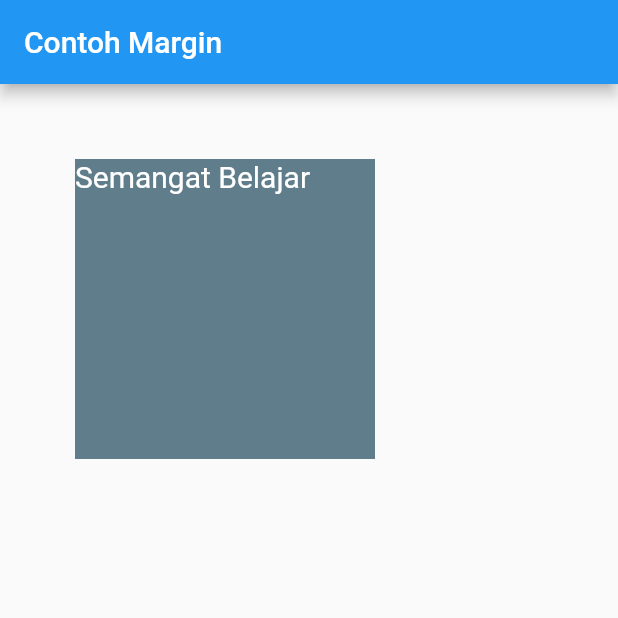
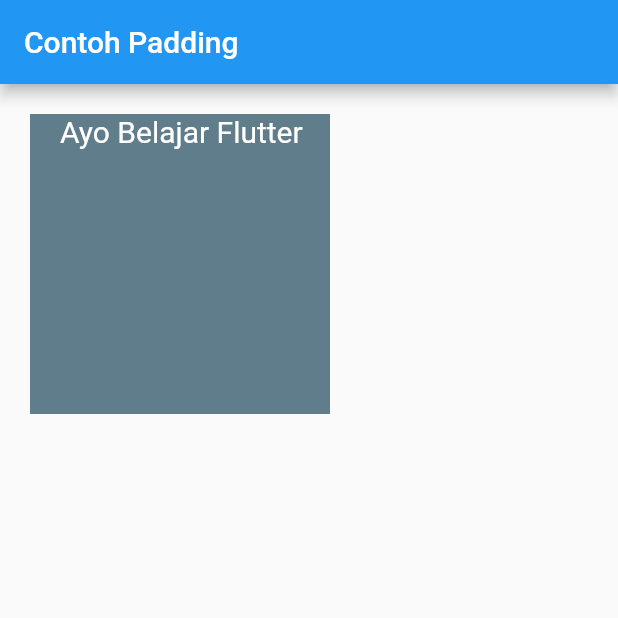
Before and after one commit to polinema-mobile/praktikum-02-layout-web-bola-putriwahyun, a Flutter app: the screen it shows after launch, on a phone screen of 412 x 824 dp, the top half of it. Run offline on Flutter 3.47's test engine with Material 2 defaults, Android fonts, the phone set to English and light mode, and no system bars.

Commit message:
Property Padding

```diff
--- a/lib/main.dart
+++ b/lib/main.dart
@@ -9,15 +9,16 @@ class MyApp extends StatelessWidget {
   Widget build(BuildContext context) {
     return MaterialApp(
       home: Scaffold(
-        appBar: AppBar(title: Text("Contoh Margin")),
+        appBar: AppBar(title: Text("Contoh Padding")),
         body: Container(
-            margin: EdgeInsets.all(50),
+            padding: EdgeInsets.only(left: 20),
+            margin: EdgeInsets.all(20),
             height: 200,
             width: 200,
             alignment: Alignment.topLeft,
             color: Colors.blueGrey,
             child: Text(
-              'Semangat Belajar',
+              'Ayo Belajar Flutter',
               style: TextStyle(fontSize: 20, color: Colors.white),
             ))),
         );
```
